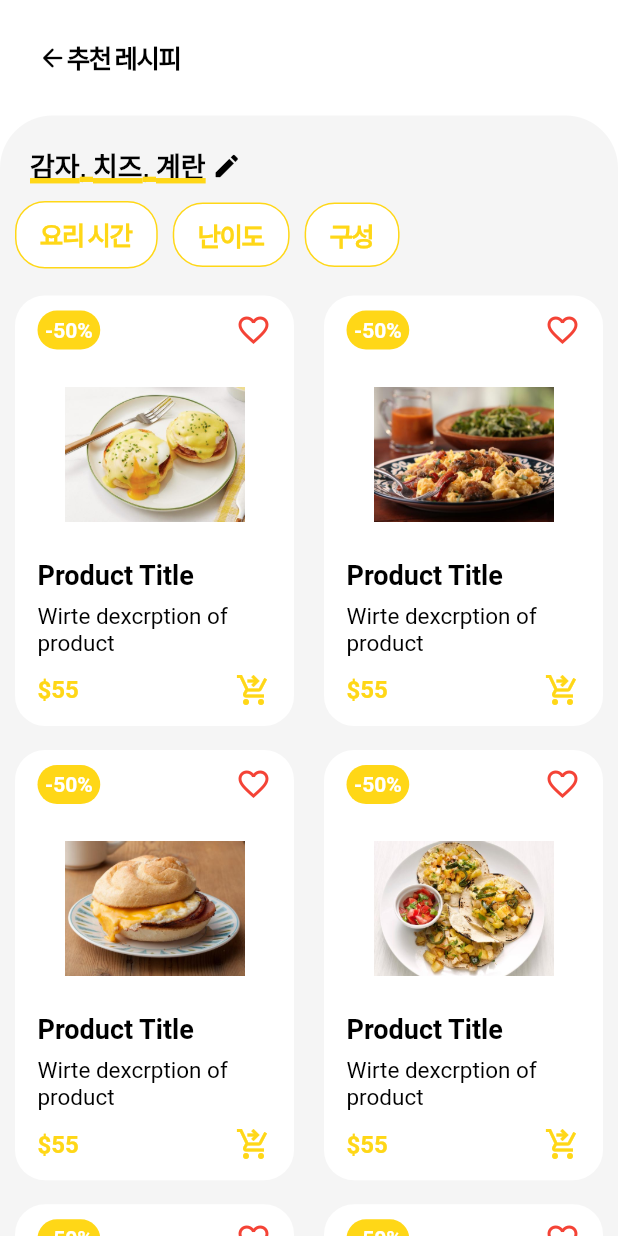
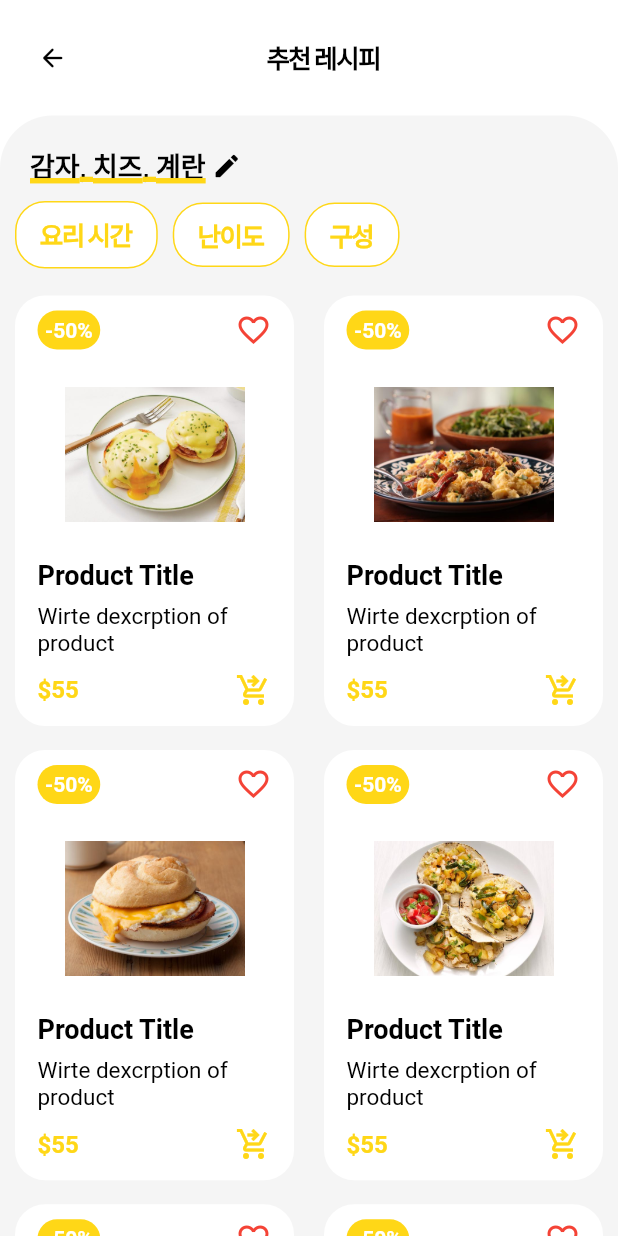
Before and after one commit to Ottug-i/Curry_Front, a Flutter app: the screen it shows after launch, on a phone screen of 412 x 824 dp. Run offline on Flutter 3.47's test engine with Material 2 defaults, Android fonts, the phone set to English and light mode, and no system bars.

Commit message:
Fix center alignment

```diff
--- a/client-flutter/ottugi_curry/lib/view/list_app_bar.dart
+++ b/client-flutter/ottugi_curry/lib/view/list_app_bar.dart
@@ -9,7 +9,9 @@ class ListAppBar extends StatelessWidget {
     return Container(
       color: Colors.white,
       padding: const EdgeInsets.all(25),
-      child: Row(children: const [
+      child: Row(
+          mainAxisAlignment: MainAxisAlignment.spaceBetween,
+          children: const [
             Icon(
               Icons.arrow_back_rounded,
               size: 20,
```
Lines whose indentation alone changed are shown as unchanged.
